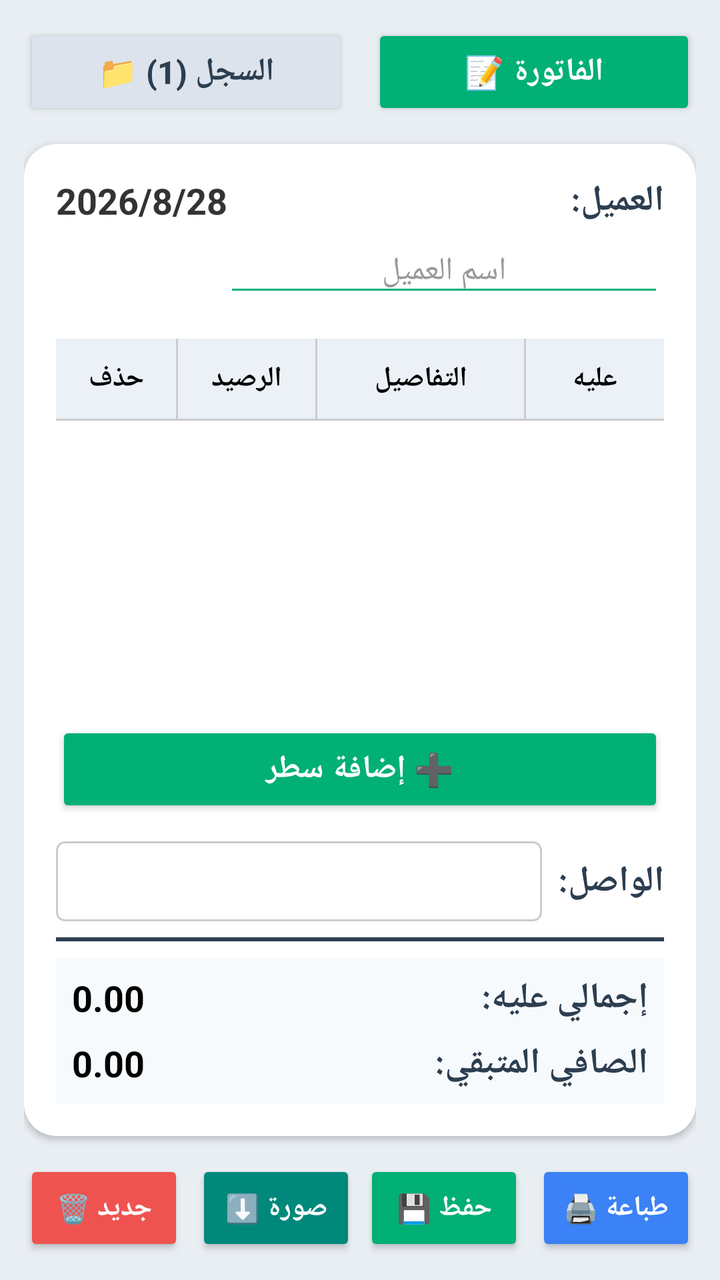
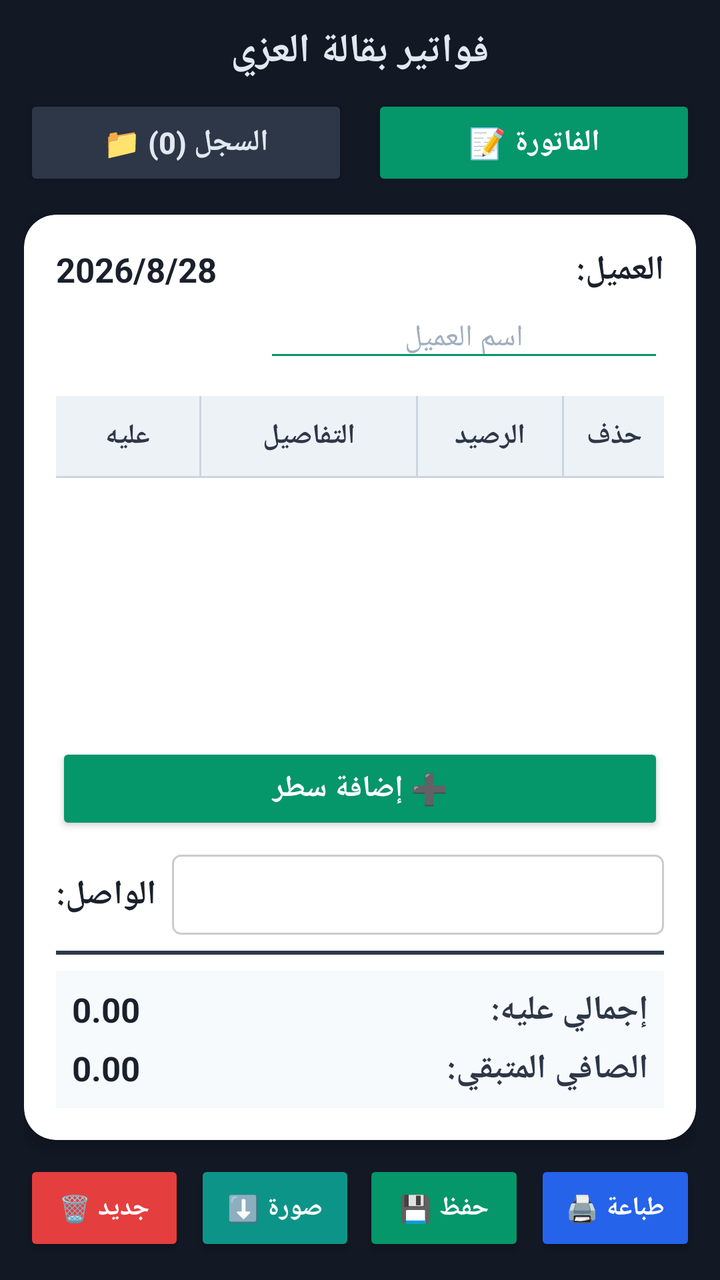

An Android layout rendered at two revisions. The XML below is the earlier revision; the diff shows what the commit changed to produce the second picture.
<!-- AndroidManifest.xml: application theme Theme.AppCompat.Light.NoActionBar -->
<!-- res/layout/activity_main.xml -->
<?xml version="1.0" encoding="utf-8"?>
<LinearLayout xmlns:android="http://schemas.android.com/apk/res/android"
    xmlns:app="http://schemas.android.com/apk/res-auto"
    android:layout_width="match_parent"
    android:layout_height="match_parent"
    android:background="#E9EEF3"
    android:orientation="vertical"
    android:padding="12dp">

    <LinearLayout
        android:layout_width="match_parent"
        android:layout_height="wrap_content"
        android:orientation="horizontal"
        android:weightSum="2">

        <Button
            android:id="@+id/tabRecord"
            android:layout_width="0dp"
            android:layout_height="48dp"
            android:layout_marginEnd="6dp"
            android:layout_weight="1"
            android:backgroundTint="#DCE3EC"
            android:text="السجل (1) 📁"
            android:textColor="#2C3E50"
            android:textSize="16sp"
            android:textStyle="bold"
            app:cornerRadius="8dp" />

        <Button
            android:id="@+id/tabInvoice"
            android:layout_width="0dp"
            android:layout_height="48dp"
            android:layout_marginStart="6dp"
            android:layout_weight="1"
            android:backgroundTint="#00B074"
            android:text="الفاتورة 📝"
            android:textColor="#FFFFFF"
            android:textSize="16sp"
            android:textStyle="bold"
            app:cornerRadius="8dp" />
    </LinearLayout>

    <androidx.cardview.widget.CardView
        android:id="@+id/cardInvoice"
        android:layout_width="match_parent"
        android:layout_height="0dp"
        android:layout_marginTop="12dp"
        android:layout_weight="1"
        app:cardBackgroundColor="#FFFFFF"
        app:cardCornerRadius="16dp"
        app:cardElevation="2dp">

        <LinearLayout
            android:layout_width="match_parent"
            android:layout_height="match_parent"
            android:orientation="vertical"
            android:padding="16dp">

            <RelativeLayout
                android:layout_width="match_parent"
                android:layout_height="wrap_content">

                <TextView
                    android:id="@+id/tvDate"
                    android:layout_width="wrap_content"
                    android:layout_height="wrap_content"
                    android:layout_alignParentStart="true"
                    android:text="2026/8/28"
                    android:textColor="#333333"
                    android:textSize="18sp"
                    android:textStyle="bold" />

                <LinearLayout
                    android:layout_width="wrap_content"
                    android:layout_height="wrap_content"
                    android:layout_alignParentEnd="true"
                    android:gravity="center_vertical"
                    android:orientation="horizontal">

                    <TextView
                        android:layout_width="wrap_content"
                        android:layout_height="wrap_content"
                        android:text="العميل:"
                        android:textColor="#2C3E50"
                        android:textSize="18sp"
                        android:textStyle="bold" />
                </LinearLayout>
            </RelativeLayout>

            <EditText
                android:id="@+id/etCustomerName"
                android:layout_width="220dp"
                android:layout_height="wrap_content"
                android:layout_gravity="end"
                android:layout_marginTop="2dp"
                android:backgroundTint="#00B074"
                android:gravity="center"
                android:hint="اسم العميل"
                android:textColor="#333333"
                android:textColorHint="#999999"
                android:textSize="16sp" />

            <LinearLayout
                android:layout_width="match_parent"
                android:layout_height="40dp"
                android:layout_marginTop="16dp"
                android:background="#EBF1F6"
                android:gravity="center_vertical"
                android:orientation="horizontal">

                <TextView
                    android:layout_width="60dp"
                    android:layout_height="wrap_content"
                    android:gravity="center"
                    android:text="حذف"
                    android:textColor="#000000"
                    android:textStyle="bold" />

                <View
                    android:layout_width="1dp"
                    android:layout_height="match_parent"
                    android:background="#CCCCCC" />

                <TextView
                    android:layout_width="0dp"
                    android:layout_height="wrap_content"
                    android:layout_weight="1"
                    android:gravity="center"
                    android:text="الرصيد"
                    android:textColor="#000000"
                    android:textStyle="bold" />

                <View
                    android:layout_width="1dp"
                    android:layout_height="match_parent"
                    android:background="#CCCCCC" />

                <TextView
                    android:layout_width="0dp"
                    android:layout_height="wrap_content"
                    android:layout_weight="1.5"
                    android:gravity="center"
                    android:text="التفاصيل"
                    android:textColor="#000000"
                    android:textStyle="bold" />

                <View
                    android:layout_width="1dp"
                    android:layout_height="match_parent"
                    android:background="#CCCCCC" />

                <TextView
                    android:layout_width="0dp"
                    android:layout_height="wrap_content"
                    android:layout_weight="1"
                    android:gravity="center"
                    android:text="عليه"
                    android:textColor="#000000"
                    android:textStyle="bold" />
            </LinearLayout>

            <View
                android:layout_width="match_parent"
                android:layout_height="1dp"
                android:background="#CCCCCC" />

            <androidx.recyclerview.widget.RecyclerView
                android:id="@+id/recyclerViewRows"
                android:layout_width="match_parent"
                android:layout_height="0dp"
                android:layout_weight="1" />

            <Button
                android:id="@+id/btnAddRow"
                android:layout_width="match_parent"
                android:layout_height="48dp"
                android:layout_marginTop="8dp"
                android:backgroundTint="#00B074"
                android:text="➕ إضافة سطر"
                android:textColor="#FFFFFF"
                android:textSize="16sp"
                android:textStyle="bold"
                app:cornerRadius="8dp" />

            <LinearLayout
                android:layout_width="match_parent"
                android:layout_height="wrap_content"
                android:layout_marginTop="12dp"
                android:gravity="center_vertical"
                android:orientation="horizontal">

                <EditText
                    android:id="@+id/etPaid"
                    android:layout_width="0dp"
                    android:layout_height="40dp"
                    android:layout_weight="1"
                    android:background="@drawable/bg_border_rect"
                    android:gravity="center"
                    android:inputType="numberDecimal"
                    android:textColor="#000000" />

                <TextView
                    android:layout_width="wrap_content"
                    android:layout_height="wrap_content"
                    android:layout_marginStart="8dp"
                    android:text="الواصل:"
                    android:textColor="#2C3E50"
                    android:textSize="18sp"
                    android:textStyle="bold" />
            </LinearLayout>

            <View
                android:layout_width="match_parent"
                android:layout_height="2dp"
                android:layout_marginTop="8dp"
                android:background="#2C3E50" />

            <LinearLayout
                android:layout_width="match_parent"
                android:layout_height="wrap_content"
                android:layout_marginTop="8dp"
                android:background="#F7FAFC"
                android:orientation="vertical"
                android:padding="8dp">

                <RelativeLayout
                    android:layout_width="match_parent"
                    android:layout_height="wrap_content">

                    <TextView
                        android:id="@+id/tvTotalAmount"
                        android:layout_width="wrap_content"
                        android:layout_height="wrap_content"
                        android:layout_alignParentStart="true"
                        android:text="0.00"
                        android:textColor="#000000"
                        android:textSize="18sp"
                        android:textStyle="bold" />

                    <TextView
                        android:layout_width="wrap_content"
                        android:layout_height="wrap_content"
                        android:layout_alignParentEnd="true"
                        android:text="إجمالي عليه:"
                        android:textColor="#2C3E50"
                        android:textSize="18sp"
                        android:textStyle="bold" />
                </RelativeLayout>

                <RelativeLayout
                    android:layout_width="match_parent"
                    android:layout_height="wrap_content"
                    android:layout_marginTop="8dp">

                    <TextView
                        android:id="@+id/tvNetRemaining"
                        android:layout_width="wrap_content"
                        android:layout_height="wrap_content"
                        android:layout_alignParentStart="true"
                        android:text="0.00"
                        android:textColor="#000000"
                        android:textSize="18sp"
                        android:textStyle="bold" />

                    <TextView
                        android:layout_width="wrap_content"
                        android:layout_height="wrap_content"
                        android:layout_alignParentEnd="true"
                        android:text="الصافي المتبقي:"
                        android:textColor="#2C3E50"
                        android:textSize="18sp"
                        android:textStyle="bold" />
                </RelativeLayout>
            </LinearLayout>
        </LinearLayout>
    </androidx.cardview.widget.CardView>

    <LinearLayout
        android:layout_width="match_parent"
        android:layout_height="wrap_content"
        android:layout_marginTop="12dp"
        android:orientation="horizontal"
        android:weightSum="4">

        <Button
            android:id="@+id/btnNew"
            android:layout_width="0dp"
            android:layout_height="48dp"
            android:layout_marginEnd="4dp"
            android:layout_weight="1"
            android:backgroundTint="#EF5350"
            android:text="جديد 🗑️"
            android:textColor="#FFFFFF"
            android:textSize="14sp"
            android:textStyle="bold"
            app:cornerRadius="8dp" />

        <Button
            android:id="@+id/btnImage"
            android:layout_width="0dp"
            android:layout_height="48dp"
            android:layout_marginHorizontal="2dp"
            android:layout_weight="1"
            android:backgroundTint="#00897B"
            android:text="صورة ⬇️"
            android:textColor="#FFFFFF"
            android:textSize="14sp"
            android:textStyle="bold"
            app:cornerRadius="8dp" />

        <Button
            android:id="@+id/btnSave"
            android:layout_width="0dp"
            android:layout_height="48dp"
            android:layout_marginHorizontal="2dp"
            android:layout_weight="1"
            android:backgroundTint="#00B074"
            android:text="حفظ 💾"
            android:textColor="#FFFFFF"
            android:textSize="14sp"
            android:textStyle="bold"
            app:cornerRadius="8dp" />

        <Button
            android:id="@+id/btnPrint"
            android:layout_width="0dp"
            android:layout_height="48dp"
            android:layout_marginStart="4dp"
            android:layout_weight="1"
            android:backgroundTint="#3B82F6"
            android:text="طباعة 🖨️"
            android:textColor="#FFFFFF"
            android:textSize="14sp"
            android:textStyle="bold"
            app:cornerRadius="8dp" />
    </LinearLayout>

</LinearLayout>
<!-- resources referenced by this layout -->
<resources>
  <!-- drawable bg_border_rect (drawable) -->
  <?xml version="1.0" encoding="utf-8"?>
  <shape xmlns:android="http://schemas.android.com/apk/res/android">
      <solid android:color="#FFFFFF" />
      <stroke android:width="1dp" android:color="#CCCCCC" />
      <corners android:radius="4dp" />
  </shape>
</resources>

<!-- the commit's change to res/layout/activity_main.xml (unified diff, before → after) -->
@@ -3,10 +3,22 @@
     xmlns:app="http://schemas.android.com/apk/res-auto"
     android:layout_width="match_parent"
     android:layout_height="match_parent"
-    android:background="#E9EEF3"
+    android:background="#121824"
     android:orientation="vertical"
     android:padding="12dp">
 
+    
+    <TextView
+        android:layout_width="match_parent"
+        android:layout_height="wrap_content"
+        android:layout_marginBottom="8dp"
+        android:gravity="center"
+        android:text="فواتير بقالة العزي"
+        android:textColor="#E2E8F0"
+        android:textSize="20sp"
+        android:textStyle="bold" />
+
+    
     <LinearLayout
         android:layout_width="match_parent"
         android:layout_height="wrap_content"
@@ -19,10 +31,10 @@
             android:layout_height="48dp"
             android:layout_marginEnd="6dp"
             android:layout_weight="1"
-            android:backgroundTint="#DCE3EC"
-            android:text="السجل (1) 📁"
-            android:textColor="#2C3E50"
-            android:textSize="16sp"
+            android:backgroundTint="#2D3748"
+            android:text="السجل (0) 📁"
+            android:textColor="#E2E8F0"
+            android:textSize="15sp"
             android:textStyle="bold"
             app:cornerRadius="8dp" />
 
@@ -32,14 +44,15 @@
             android:layout_height="48dp"
             android:layout_marginStart="6dp"
             android:layout_weight="1"
-            android:backgroundTint="#00B074"
+            android:backgroundTint="#059669"
             android:text="الفاتورة 📝"
             android:textColor="#FFFFFF"
-            android:textSize="16sp"
+            android:textSize="15sp"
             android:textStyle="bold"
             app:cornerRadius="8dp" />
     </LinearLayout>
 
+    
     <androidx.cardview.widget.CardView
         android:id="@+id/cardInvoice"
         android:layout_width="match_parent"
@@ -48,7 +61,7 @@
         android:layout_weight="1"
         app:cardBackgroundColor="#FFFFFF"
         app:cardCornerRadius="16dp"
-        app:cardElevation="2dp">
+        app:cardElevation="4dp">
 
         <LinearLayout
             android:layout_width="match_parent"
@@ -66,128 +79,134 @@
                     android:layout_height="wrap_content"
                     android:layout_alignParentStart="true"
                     android:text="2026/8/28"
-                    android:textColor="#333333"
-                    android:textSize="18sp"
-                    android:textStyle="bold" />
-
-                <LinearLayout
+                    android:textColor="#1A202C"
+                    android:textSize="17sp"
+                    android:textStyle="bold" />
+
+                <TextView
                     android:layout_width="wrap_content"
                     android:layout_height="wrap_content"
                     android:layout_alignParentEnd="true"
-                    android:gravity="center_vertical"
-                    android:orientation="horizontal">
-
-                    <TextView
-                        android:layout_width="wrap_content"
-                        android:layout_height="wrap_content"
-                        android:text="العميل:"
-                        android:textColor="#2C3E50"
-                        android:textSize="18sp"
-                        android:textStyle="bold" />
-                </LinearLayout>
+                    android:text="العميل:"
+                    android:textColor="#1A202C"
+                    android:textSize="17sp"
+                    android:textStyle="bold" />
             </RelativeLayout>
 
             <EditText
                 android:id="@+id/etCustomerName"
-                android:layout_width="220dp"
+                android:layout_width="200dp"
                 android:layout_height="wrap_content"
                 android:layout_gravity="end"
                 android:layout_marginTop="2dp"
-                android:backgroundTint="#00B074"
+                android:backgroundTint="#059669"
                 android:gravity="center"
                 android:hint="اسم العميل"
-                android:textColor="#333333"
-                android:textColorHint="#999999"
-                android:textSize="16sp" />
-
+                android:textColor="#1A202C"
+                android:textColorHint="#A0AEC0"
+                android:textSize="15sp" />
+
+            
             <LinearLayout
                 android:layout_width="match_parent"
                 android:layout_height="40dp"
-                android:layout_marginTop="16dp"
-                android:background="#EBF1F6"
+                android:layout_marginTop="12dp"
+                android:background="#EDF2F7"
                 android:gravity="center_vertical"
                 android:orientation="horizontal">
 
                 <TextView
-                    android:layout_width="60dp"
-                    android:layout_height="wrap_content"
-                    android:gravity="center"
-                    android:text="حذف"
-                    android:textColor="#000000"
+                    android:layout_width="0dp"
+                    android:layout_height="wrap_content"
+                    android:layout_weight="1"
+                    android:gravity="center"
+                    android:text="عليه"
+                    android:textColor="#2D3748"
                     android:textStyle="bold" />
 
                 <View
                     android:layout_width="1dp"
                     android:layout_height="match_parent"
-                    android:background="#CCCCCC" />
+                    android:background="#CBD5E0" />
 
                 <TextView
                     android:layout_width="0dp"
                     android:layout_height="wrap_content"
-                    android:layout_weight="1"
-                    android:gravity="center"
-                    android:text="الرصيد"
-                    android:textColor="#000000"
+                    android:layout_weight="1.5"
+                    android:gravity="center"
+                    android:text="التفاصيل"
+                    android:textColor="#2D3748"
                     android:textStyle="bold" />
 
                 <View
                     android:layout_width="1dp"
                     android:layout_height="match_parent"
-                    android:background="#CCCCCC" />
+                    android:background="#CBD5E0" />
 
                 <TextView
                     android:layout_width="0dp"
                     android:layout_height="wrap_content"
-                    android:layout_weight="1.5"
-                    android:gravity="center"
-                    android:text="التفاصيل"
-                    android:textColor="#000000"
+                    android:layout_weight="1"
+                    android:gravity="center"
+                    android:text="الرصيد"
+                    android:textColor="#2D3748"
                     android:textStyle="bold" />
 
                 <View
                     android:layout_width="1dp"
                     android:layout_height="match_parent"
-                    android:background="#CCCCCC" />
-
-                <TextView
-                    android:layout_width="0dp"
-                    android:layout_height="wrap_content"
-                    android:layout_weight="1"
-                    android:gravity="center"
-                    android:text="عليه"
-                    android:textColor="#000000"
+                    android:background="#CBD5E0" />
+
+                <TextView
+                    android:layout_width="50dp"
+                    android:layout_height="wrap_content"
+                    android:gravity="center"
+                    android:text="حذف"
+                    android:textColor="#2D3748"
                     android:textStyle="bold" />
             </LinearLayout>
 
             <View
                 android:layout_width="match_parent"
                 android:layout_height="1dp"
-                android:background="#CCCCCC" />
-
+                android:background="#CBD5E0" />
+
+            
             <androidx.recyclerview.widget.RecyclerView
                 android:id="@+id/recyclerViewRows"
                 android:layout_width="match_parent"
                 android:layout_height="0dp"
                 android:layout_weight="1" />
 
+            
             <Button
                 android:id="@+id/btnAddRow"
                 android:layout_width="match_parent"
-                android:layout_height="48dp"
+                android:layout_height="46dp"
                 android:layout_marginTop="8dp"
-                android:backgroundTint="#00B074"
+                android:backgroundTint="#059669"
                 android:text="➕ إضافة سطر"
                 android:textColor="#FFFFFF"
-                android:textSize="16sp"
+                android:textSize="15sp"
                 android:textStyle="bold"
                 app:cornerRadius="8dp" />
 
+            
             <LinearLayout
                 android:layout_width="match_parent"
                 android:layout_height="wrap_content"
-                android:layout_marginTop="12dp"
+                android:layout_marginTop="10dp"
                 android:gravity="center_vertical"
                 android:orientation="horizontal">
+
+                <TextView
+                    android:layout_width="wrap_content"
+                    android:layout_height="wrap_content"
+                    android:layout_marginEnd="8dp"
+                    android:text="الواصل:"
+                    android:textColor="#1A202C"
+                    android:textSize="17sp"
+                    android:textStyle="bold" />
 
                 <EditText
                     android:id="@+id/etPaid"
@@ -197,24 +216,16 @@
                     android:background="@drawable/bg_border_rect"
                     android:gravity="center"
                     android:inputType="numberDecimal"
-                    android:textColor="#000000" />
-
-                <TextView
-                    android:layout_width="wrap_content"
-                    android:layout_height="wrap_content"
-                    android:layout_marginStart="8dp"
-                    android:text="الواصل:"
-                    android:textColor="#2C3E50"
-                    android:textSize="18sp"
-                    android:textStyle="bold" />
+                    android:textColor="#1A202C" />
             </LinearLayout>
 
             <View
                 android:layout_width="match_parent"
                 android:layout_height="2dp"
                 android:layout_marginTop="8dp"
-                android:background="#2C3E50" />
-
+                android:background="#2D3748" />
+
+            
             <LinearLayout
                 android:layout_width="match_parent"
                 android:layout_height="wrap_content"
@@ -226,6 +237,15 @@
                 <RelativeLayout
                     android:layout_width="match_parent"
                     android:layout_height="wrap_content">
+
+                    <TextView
+                        android:layout_width="wrap_content"
+                        android:layout_height="wrap_content"
+                        android:layout_alignParentEnd="true"
+                        android:text="إجمالي عليه:"
+                        android:textColor="#2D3748"
+                        android:textSize="17sp"
+                        android:textStyle="bold" />
 
                     <TextView
                         android:id="@+id/tvTotalAmount"
@@ -233,24 +253,24 @@
                         android:layout_height="wrap_content"
                         android:layout_alignParentStart="true"
                         android:text="0.00"
-                        android:textColor="#000000"
-                        android:textSize="18sp"
+                        android:textColor="#1A202C"
+                        android:textSize="17sp"
                         android:textStyle="bold" />
+                </RelativeLayout>
+
+                <RelativeLayout
+                    android:layout_width="match_parent"
+                    android:layout_height="wrap_content"
+                    android:layout_marginTop="6dp">
 
                     <TextView
                         android:layout_width="wrap_content"
                         android:layout_height="wrap_content"
                         android:layout_alignParentEnd="true"
-                        android:text="إجمالي عليه:"
-                        android:textColor="#2C3E50"
-                        android:textSize="18sp"
+                        android:text="الصافي المتبقي:"
+                        android:textColor="#2D3748"
+                        android:textSize="17sp"
                         android:textStyle="bold" />
-                </RelativeLayout>
-
-                <RelativeLayout
-                    android:layout_width="match_parent"
-                    android:layout_height="wrap_content"
-                    android:layout_marginTop="8dp">
 
                     <TextView
                         android:id="@+id/tvNetRemaining"
@@ -258,27 +278,19 @@
                         android:layout_height="wrap_content"
                         android:layout_alignParentStart="true"
                         android:text="0.00"
-                        android:textColor="#000000"
-                        android:textSize="18sp"
-                        android:textStyle="bold" />
-
-                    <TextView
-                        android:layout_width="wrap_content"
-                        android:layout_height="wrap_content"
-                        android:layout_alignParentEnd="true"
-                        android:text="الصافي المتبقي:"
-                        android:textColor="#2C3E50"
-                        android:textSize="18sp"
+                        android:textColor="#1A202C"
+                        android:textSize="17sp"
                         android:textStyle="bold" />
                 </RelativeLayout>
             </LinearLayout>
         </LinearLayout>
     </androidx.cardview.widget.CardView>
 
+    
     <LinearLayout
         android:layout_width="match_parent"
         android:layout_height="wrap_content"
-        android:layout_marginTop="12dp"
+        android:layout_marginTop="10dp"
         android:orientation="horizontal"
         android:weightSum="4">
 
@@ -286,12 +298,12 @@
             android:id="@+id/btnNew"
             android:layout_width="0dp"
             android:layout_height="48dp"
-            android:layout_marginEnd="4dp"
-            android:layout_weight="1"
-            android:backgroundTint="#EF5350"
+            android:layout_marginEnd="3dp"
+            android:layout_weight="1"
+            android:backgroundTint="#E53E3E"
             android:text="جديد 🗑️"
             android:textColor="#FFFFFF"
-            android:textSize="14sp"
+            android:textSize="13sp"
             android:textStyle="bold"
             app:cornerRadius="8dp" />
 
@@ -301,10 +313,10 @@
             android:layout_height="48dp"
             android:layout_marginHorizontal="2dp"
             android:layout_weight="1"
-            android:backgroundTint="#00897B"
+            android:backgroundTint="#0D9488"
             android:text="صورة ⬇️"
             android:textColor="#FFFFFF"
-            android:textSize="14sp"
+            android:textSize="13sp"
             android:textStyle="bold"
             app:cornerRadius="8dp" />
 
@@ -314,10 +326,10 @@
             android:layout_height="48dp"
             android:layout_marginHorizontal="2dp"
             android:layout_weight="1"
-            android:backgroundTint="#00B074"
+            android:backgroundTint="#059669"
             android:text="حفظ 💾"
             android:textColor="#FFFFFF"
-            android:textSize="14sp"
+            android:textSize="13sp"
             android:textStyle="bold"
             app:cornerRadius="8dp" />
 
@@ -325,12 +337,12 @@
             android:id="@+id/btnPrint"
             android:layout_width="0dp"
             android:layout_height="48dp"
-            android:layout_marginStart="4dp"
-            android:layout_weight="1"
-            android:backgroundTint="#3B82F6"
+            android:layout_marginStart="3dp"
+            android:layout_weight="1"
+            android:backgroundTint="#2563EB"
             android:text="طباعة 🖨️"
             android:textColor="#FFFFFF"
-            android:textSize="14sp"
+            android:textSize="13sp"
             android:textStyle="bold"
             app:cornerRadius="8dp" />
     </LinearLayout>
